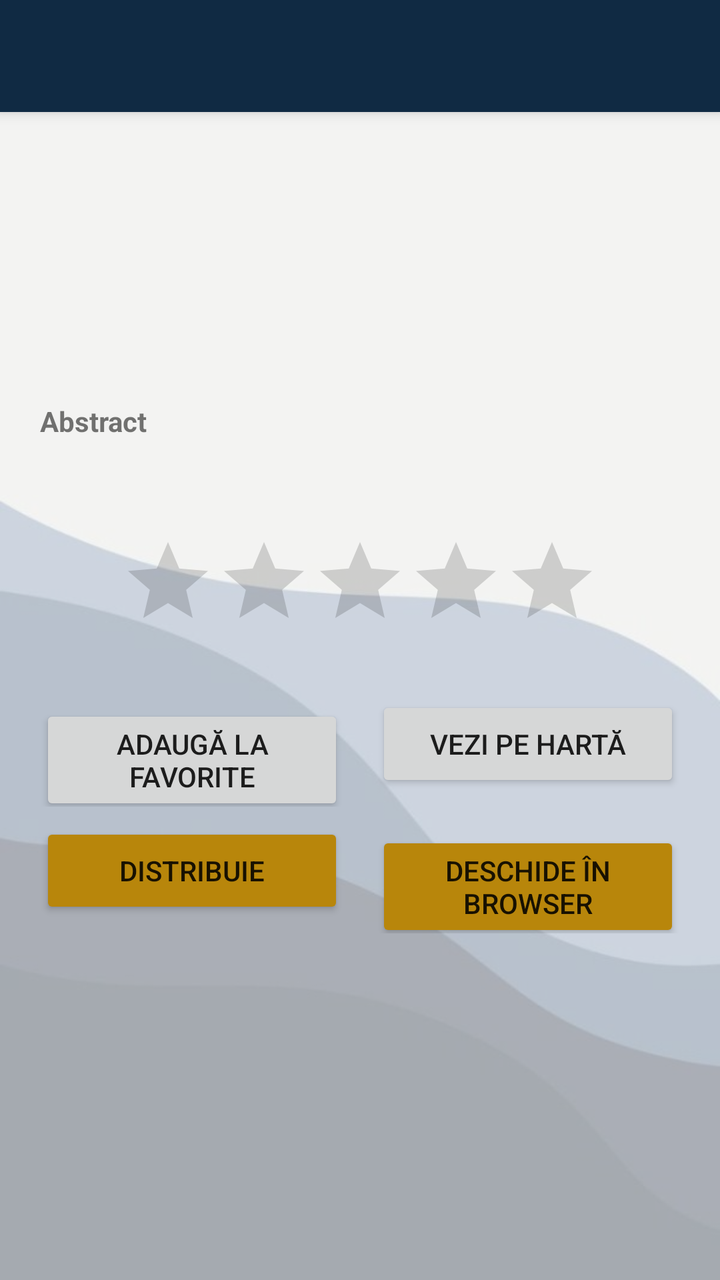
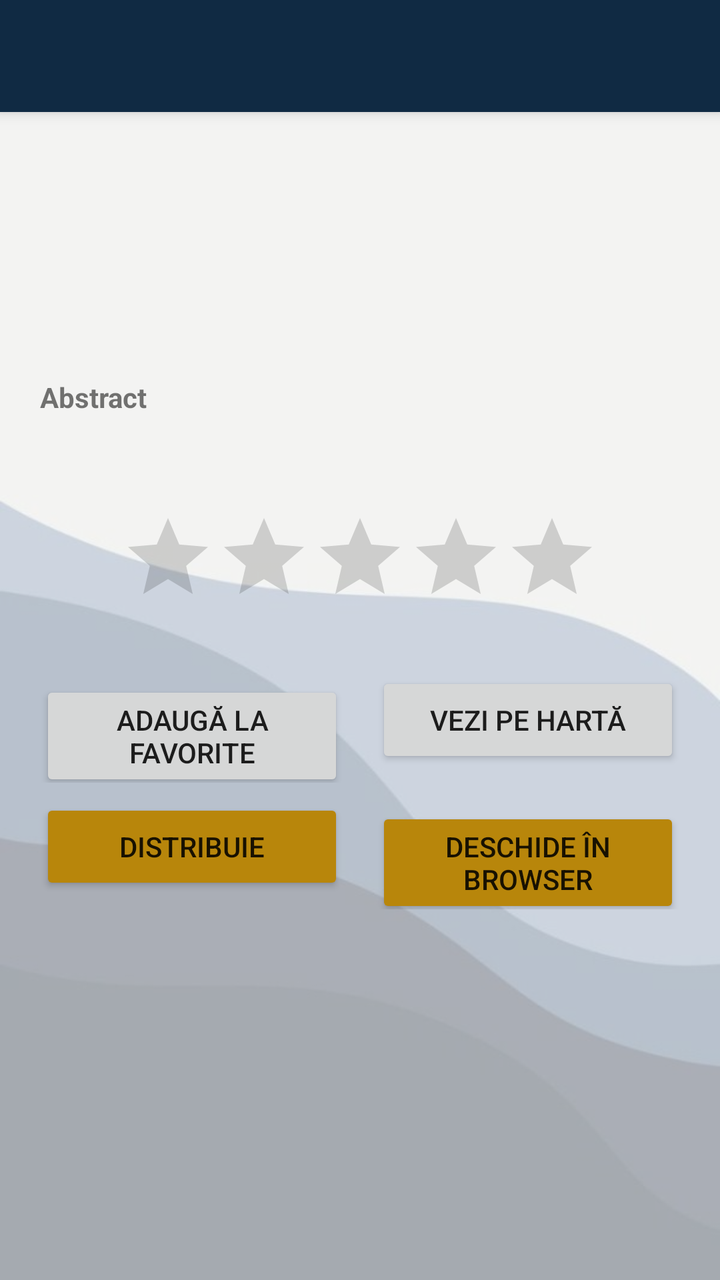

The first picture is an Android layout as it rendered before a commit; the second is the same layout after the commit. The layout source and the unified diff follow.
<!-- AndroidManifest.xml: application theme Theme.MyApplication -->
<!-- res/layout/activity_paper_details.xml -->
<?xml version="1.0" encoding="utf-8"?>
<LinearLayout xmlns:android="http://schemas.android.com/apk/res/android"
    android:layout_width="match_parent"
    android:layout_height="match_parent"
    android:orientation="vertical"
    android:fitsSystemWindows="true"
    android:background="@drawable/app_background">

    <include layout="@layout/toolbar_main" />

    <ScrollView
        android:layout_width="match_parent"
        android:layout_height="match_parent"
        android:fillViewport="true">

        <LinearLayout
            android:layout_width="match_parent"
            android:layout_height="wrap_content"
            android:orientation="vertical"
            android:padding="20dp"
            android:background="@color/details_overlay"> 

            <TextView
                android:id="@+id/tvDetTitle"
                android:layout_width="match_parent"
                android:layout_height="wrap_content"
                android:textSize="22sp"
                android:textStyle="bold"
                android:textColor="@color/navy_primary"
                android:shadowColor="#40000000"
                android:shadowDx="1"
                android:shadowDy="1"
                android:shadowRadius="1"
                android:layout_marginBottom="12dp"/>

            <TextView
                android:id="@+id/tvDetAuthors"
                android:layout_width="match_parent"
                android:layout_height="wrap_content"
                android:textSize="16sp"
                android:textColor="@color/textColorSecondary"
                android:layout_marginBottom="4dp"/>

            <LinearLayout
                android:layout_width="match_parent"
                android:layout_height="wrap_content"
                android:orientation="horizontal"
                android:layout_marginBottom="4dp">

                <TextView
                    android:id="@+id/tvDetYear"
                    android:layout_width="wrap_content"
                    android:layout_height="wrap_content"
                    android:textStyle="italic"/>

                <TextView
                    android:id="@+id/tvDetSource"
                    android:layout_width="wrap_content"
                    android:layout_height="wrap_content"
                    android:layout_marginStart="16dp"
                    android:textStyle="italic"/>
            </LinearLayout>

            <TextView
                android:id="@+id/tvDetCitations"
                android:layout_width="wrap_content"
                android:layout_height="wrap_content"
                android:layout_marginBottom="16dp"/>

            <TextView
                android:layout_width="wrap_content"
                android:layout_height="wrap_content"
                android:text="@string/label_abstract"
                android:textStyle="bold"
                android:layout_marginBottom="4dp"/>

            <TextView
                android:id="@+id/tvDetAbstract"
                android:layout_width="match_parent"
                android:layout_height="wrap_content"
                android:layout_marginBottom="24dp"/>

            <RatingBar
                android:id="@+id/rbPaperRating"
                android:layout_width="wrap_content"
                android:layout_height="wrap_content"
                android:numStars="5"
                android:stepSize="1.0"
                android:layout_gravity="center_horizontal"
                android:layout_marginBottom="24dp"/>

            <LinearLayout
                android:layout_width="match_parent"
                android:layout_height="wrap_content"
                android:orientation="horizontal"
                android:layout_marginBottom="8dp">

                <Button
                    android:id="@+id/btnFavorite"
                    android:layout_width="0dp"
                    android:layout_height="wrap_content"
                    android:layout_weight="1"
                    android:text="@string/btn_add_favorite"
                    android:layout_marginEnd="8dp"/>

                <Button
                    android:id="@+id/btnShowOnMap"
                    android:layout_width="0dp"
                    android:layout_height="wrap_content"
                    android:layout_weight="1"
                    android:text="@string/btn_show_on_map"
                    android:layout_marginStart="8dp"/>
            </LinearLayout>

            <LinearLayout
                android:layout_width="match_parent"
                android:layout_height="wrap_content"
                android:orientation="horizontal">

                <Button
                    android:id="@+id/btnSharePaper"
                    android:layout_width="0dp"
                    android:layout_height="wrap_content"
                    android:layout_weight="1"
                    android:text="@string/share"
                    android:layout_marginEnd="8dp"
                    android:backgroundTint="@color/colorAccent"/>

                <Button
                    android:id="@+id/btnOpenWeb"
                    android:layout_width="0dp"
                    android:layout_height="wrap_content"
                    android:layout_weight="1"
                    android:text="@string/open_web"
                    android:layout_marginStart="8dp"
                    android:backgroundTint="@color/colorAccent"/>
            </LinearLayout>

        </LinearLayout>
    </ScrollView>
</LinearLayout>
<!-- res/layout/toolbar_main.xml (included above) -->
<?xml version="1.0" encoding="utf-8"?>
<androidx.appcompat.widget.Toolbar xmlns:android="http://schemas.android.com/apk/res/android"
    xmlns:app="http://schemas.android.com/apk/res-auto"
    android:id="@+id/toolbar"
    android:layout_width="match_parent"
    android:layout_height="?attr/actionBarSize"
    android:background="?attr/colorPrimary"
    android:elevation="4dp"
    android:theme="@style/ThemeOverlay.AppCompat.Dark.ActionBar"
    app:popupTheme="@style/ThemeOverlay.AppCompat.Light" />
<!-- resources referenced by this layout -->
<resources>
  <color name="colorAccent">@color/gold_accent</color>
  <color name="details_overlay">#A0FFFFFF</color>
  <color name="navy_primary">#102A43</color>
  <color name="textColorSecondary">@color/text_body</color>
  <!-- drawable app_background: jpg bitmap (drawable, 11839 bytes) -->
  <string name="btn_add_favorite">Adaugă la Favorite</string>
  <string name="btn_show_on_map">Vezi pe hartă</string>
  <string name="label_abstract">Abstract</string>
  <string name="open_web">Deschide în browser</string>
  <string name="share">Distribuie</string>
  <style name="Theme.MyApplication" parent="Base.Theme.MyApplication" />
  <color name="gold_accent">#B8860B</color>
  <color name="text_body">#334E68</color>
  <style name="Base.Theme.MyApplication" parent="Theme.AppCompat.Light.NoActionBar">
          
          <item name="colorPrimary">@color/colorPrimary</item>
          <item name="colorPrimaryDark">@color/colorPrimaryDark</item>
          <item name="colorAccent">@color/colorAccent</item>
          <item name="android:windowAnimationStyle">@style/WindowAnimationTransition</item>
      </style>
  <color name="colorPrimary">@color/navy_primary</color>
  <color name="colorPrimaryDark">@color/navy_dark</color>
  <style name="WindowAnimationTransition">
          <item name="android:windowEnterAnimation">@android:anim/fade_in</item>
          <item name="android:windowExitAnimation">@android:anim/fade_out</item>
      </style>
  <color name="navy_dark">#000000</color>
</resources>

<!-- the commit's change to res/layout/activity_paper_details.xml (unified diff, before → after) -->
@@ -65,6 +65,34 @@
                 android:id="@+id/tvDetCitations"
                 android:layout_width="wrap_content"
                 android:layout_height="wrap_content"
+                android:layout_marginBottom="4dp"/>
+
+            <TextView
+                android:id="@+id/tvDetInstitution"
+                android:layout_width="match_parent"
+                android:layout_height="wrap_content"
+                android:textSize="14sp"
+                android:textColor="@color/textColorSecondary"
+                android:visibility="gone"
+                android:layout_marginBottom="2dp"/>
+
+            <TextView
+                android:id="@+id/tvDetCountry"
+                android:layout_width="match_parent"
+                android:layout_height="wrap_content"
+                android:textSize="14sp"
+                android:textColor="@color/textColorSecondary"
+                android:visibility="gone"
+                android:layout_marginBottom="2dp"/>
+
+            <TextView
+                android:id="@+id/tvDetOpenAlex"
+                android:layout_width="match_parent"
+                android:layout_height="wrap_content"
+                android:textSize="12sp"
+                android:textColor="@color/colorAccent"
+                android:textStyle="italic"
+                android:visibility="gone"
                 android:layout_marginBottom="16dp"/>
 
             <TextView
